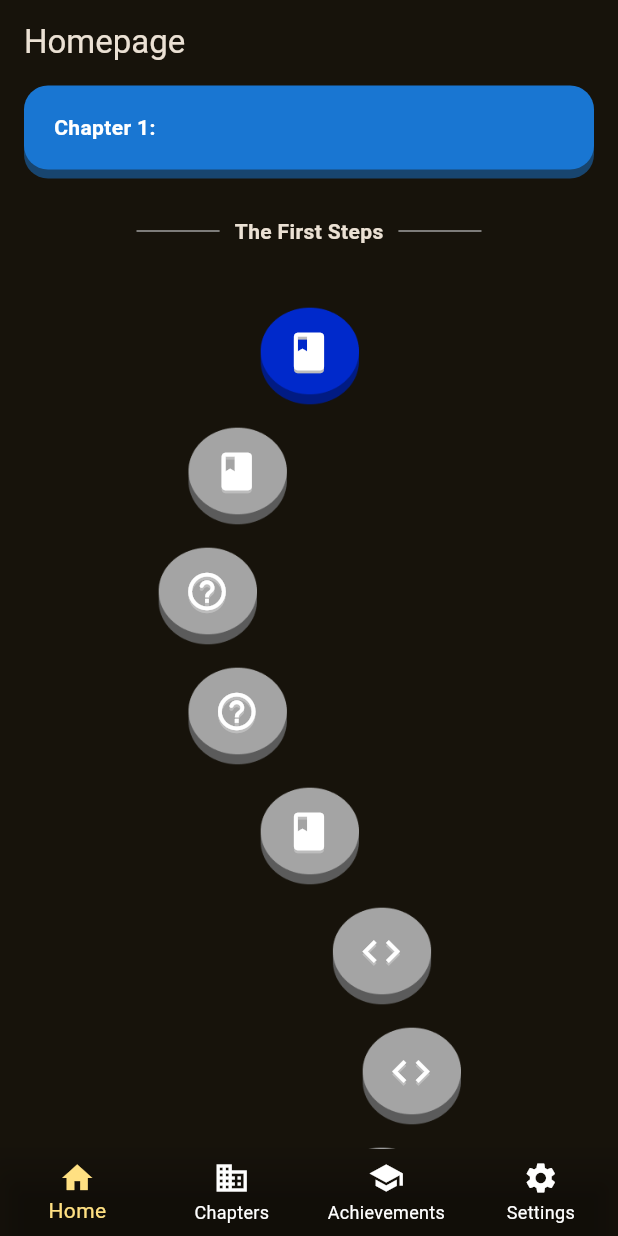
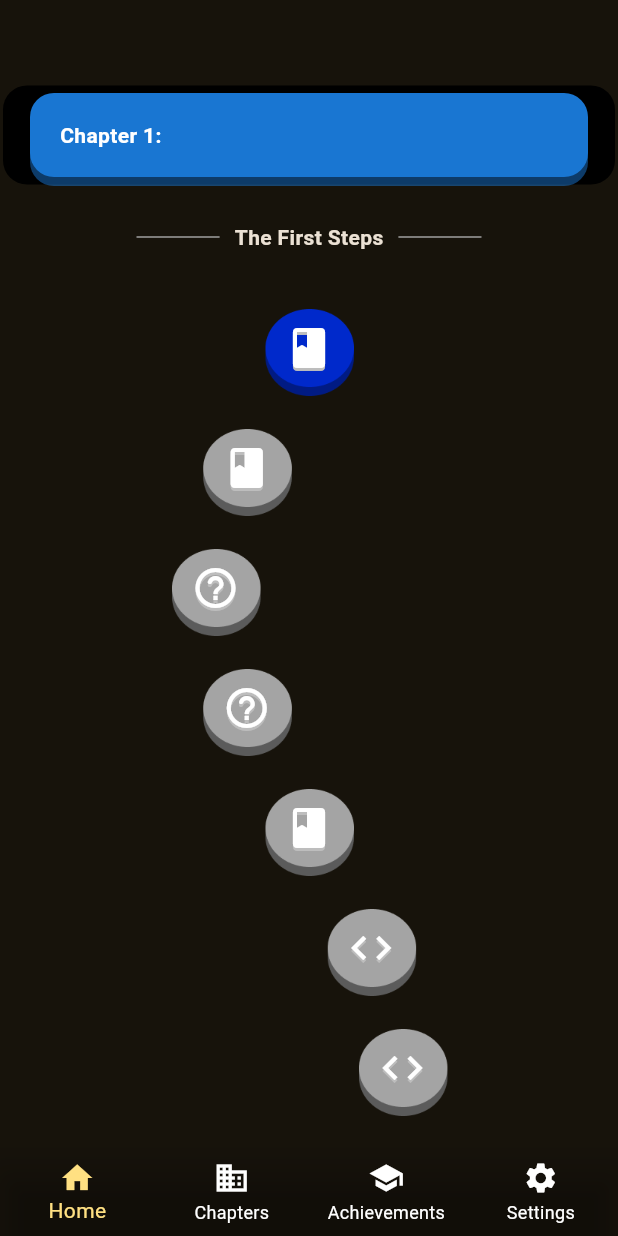
Before and after one commit to Kabirlakhadive/kid_coder, a Flutter app: the screen it shows after launch, on a phone screen of 412 x 824 dp. Run offline on Flutter 3.47's test engine with Material 3 defaults, Android fonts, the phone set to English and light mode, and no system bars; our stand-ins replace shared_preferences.

Commit message:
added Chapter Title logic

```diff
--- a/lib/Pages/Main Pages/home_page.dart
+++ b/lib/Pages/Main Pages/home_page.dart
@@ -184,21 +184,21 @@ class _HomePageState extends State<HomePage> {
   @override
   Widget build(BuildContext context) {
     const List<double> alignmentPattern = [
-      0.566,
+      0.466,
       0.0,
-      -0.566,
-      -0.8,
-      -0.566,
+      -0.466,
+      -0.7,
+      -0.466,
       0.0,
-      0.566,
-      0.8,
+      0.466,
+      0.7,
     ];
 
     return Scaffold(
       appBar: AppBar(
         backgroundColor: Colors.transparent,
         elevation: 0,
-        title: const Text('Homepage'),
+        title: const Text(' '),
       ),
       body: Stack(
         children: [
@@ -219,10 +219,18 @@ class _HomePageState extends State<HomePage> {
                 });
                 return Column(
                   children: [
-                    ChapterTitleTile(
+                    Container(
+                      decoration: BoxDecoration(
+                        color: Colors.black,
+                        borderRadius: BorderRadius.circular(16),
+                      ),
+                      margin: const EdgeInsets.symmetric(horizontal: 2, vertical: 1),
+                      padding: const EdgeInsets.symmetric(vertical: 4, horizontal: 2),
+                      child: ChapterTitleTile(
                         chapterNumber: _currentChapter,
                         title: _currentChapterTitle,
                         color: _getChapterColor(_currentChapterColor),
+                      ),
                     ),
                     Expanded(
                       child: Center(
@@ -235,7 +243,10 @@ class _HomePageState extends State<HomePage> {
                               final tileData = tiles[index];
                               final String type = tileData['type'];
                               if (type == 'chapter') {
-                                return ChapterTile(title: tileData['title']);
+                                return Padding(
+                                  padding: const EdgeInsets.symmetric(vertical: 4),
+                                  child: ChapterTile(title: tileData['title']),
+                                );
                               } else {
                                 final levelType = tileData['levelType'];
                                 final patternIndex = index % alignmentPattern.length;
@@ -262,7 +273,9 @@ class _HomePageState extends State<HomePage> {
                                   imageAsset = 'assets/images/level_tiles/level_tile_grey.png';
                                   onTap = () {};
                                 }
-                                return Align(
+                                return Padding(
+                                  padding: const EdgeInsets.symmetric(vertical: 4),
+                                  child: Align(
                                     alignment: Alignment(alignmentX, 0),
                                     child: LevelTile(
                                       icon: levelType == 'explainer'
@@ -272,6 +285,7 @@ class _HomePageState extends State<HomePage> {
                                               : Icons.code,
                                       onTap: onTap,
                                       imageAsset: imageAsset,
+                                    ),
                                   ),
                                 );
                               }
--- a/lib/widgets/chapter_tile.dart
+++ b/lib/widgets/chapter_tile.dart
@@ -7,7 +7,7 @@ class ChapterTile extends StatelessWidget {
   @override
   Widget build(BuildContext context) {
     return Container(
-      height: 60,
+      height: 40,
       width: double.infinity,
       margin: EdgeInsets.all(10),
       child: Row(
--- a/lib/widgets/level_tile.dart
+++ b/lib/widgets/level_tile.dart
@@ -16,25 +16,23 @@ class LevelTile extends StatelessWidget {
     return GestureDetector(
       onTap: onTap,
       child: SizedBox(
-        height: 80,
-        width: 80,
+        height: 72,
+        width: 72,
         child: Stack(
           alignment: Alignment.center,
           children: [
             // Background image
             Positioned.fill(
-              child: ClipOval(
-                child: Image.asset(
-                  imageAsset,
-                  fit: BoxFit.cover,
-                ),
+              child: Image.asset(
+                imageAsset,
+                fit: BoxFit.cover,
               ),
             ),
             // Icon overlay
             Icon(
               icon,
               color: Colors.white,
-              size: 30,
+              size: 32,
               shadows: [
                 BoxShadow(
                   color: Colors.grey[400]!,
```
Lines whose indentation alone changed are shown as unchanged.
